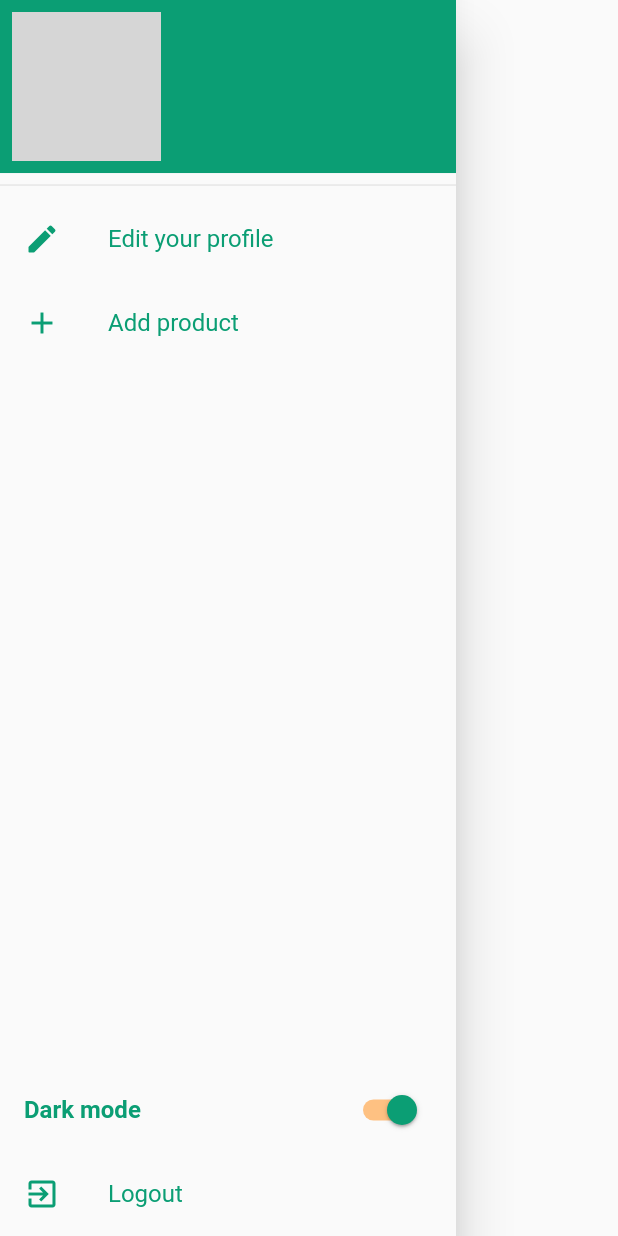
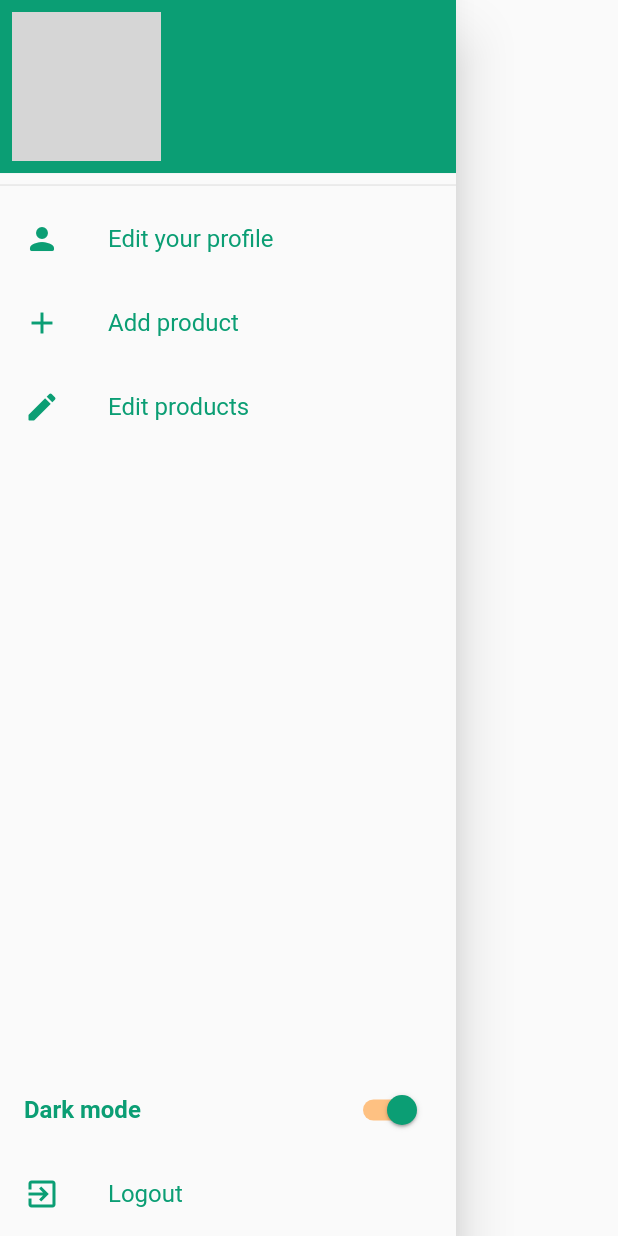
Before and after one commit to MOstafaZaRiaa/home_plant, a Flutter app: the DrawerScreen widget shown alone on an empty page, opened directly, on a phone screen of 412 x 824 dp. Run offline on Flutter 3.47's test engine with Material 2 defaults, Android fonts, the phone set to English and light mode, and no system bars; our stand-ins replace cloud_firestore, firebase_auth, firebase_core, firebase_storage, image_picker, shared_preferences; missing offline and left inert: feature_discovery, ff_navigation_bar; accounts and stored records are empty; network calls fail; grey boxes are pictures that could not be loaded.

Commit message:
Update drawer_screen.dart

```diff
--- a/lib/screens/drawer_screen.dart
+++ b/lib/screens/drawer_screen.dart
@@ -2,6 +2,7 @@ import 'package:cloud_firestore/cloud_firestore.dart';
 import 'package:flutter/material.dart';
 import 'package:firebase_auth/firebase_auth.dart';
 import 'package:home_plant/providers/theme_provider.dart';
+import 'package:home_plant/screens/edit_product_screen.dart';
 import 'package:home_plant/screens/profile_screen.dart';
 import 'package:provider/provider.dart';
 
@@ -115,7 +116,7 @@ class _DrawerScreenState extends State<DrawerScreen> {
                   //edit profile
                   ListTile(
                     leading: Icon(
-                      Icons.edit_rounded,
+                      Icons.person_rounded,
                       color: Theme.of(context).textTheme.headline1.color,
                     ),
                     title: Text(
@@ -153,6 +154,25 @@ class _DrawerScreenState extends State<DrawerScreen> {
                         context,
                         MaterialPageRoute(
                           builder: (context) => AddProductScreen(),
+                        ),
+                      );
+                    },
+                  ),
+                  ListTile(
+                    leading: Icon(
+                      Icons.edit_rounded,
+                      color: Theme.of(context).textTheme.headline1.color,
+                    ),
+                    title: Text(
+                      'Edit products',
+                      style: TextStyle(
+                          color: Theme.of(context).textTheme.headline1.color),
+                    ),
+                    onTap: () {
+                      Navigator.push(
+                        context,
+                        MaterialPageRoute(
+                          builder: (context) => EditProductScreen(),
                         ),
                       );
                     },
```
